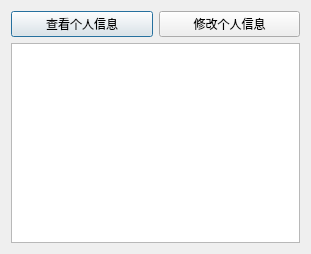
Qt form StudentManagement/stucell_info.ui (Fengzhongzhihan/DB_design) before a commit.
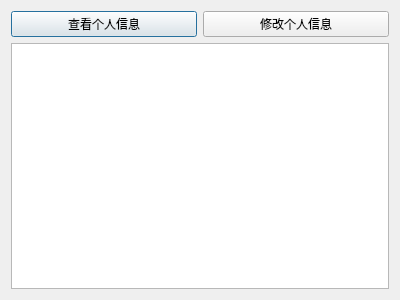
The same form after that commit.

What changed in the file:
```diff
--- a/StudentManagement/stucell_info.ui
+++ b/StudentManagement/stucell_info.ui
@@ -6,8 +6,8 @@
    <rect>
     <x>0</x>
     <y>0</y>
-    <width>311</width>
-    <height>254</height>
+    <width>400</width>
+    <height>300</height>
    </rect>
   </property>
   <property name="windowTitle">
```
